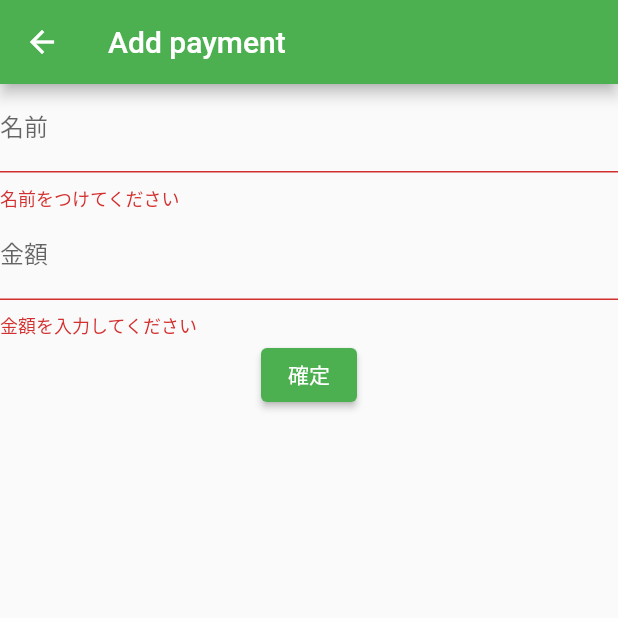
After one commit to RYO1223/warikan, a Flutter app: the AddPayment screen opened by its route, after a tap on "確定", on a phone screen of 412 x 824 dp, the top half of it. The commit adds this screen. Run offline on Flutter 3.47's test engine with Material 2 defaults, Android fonts, the phone set to English and light mode, and no system bars.

Commit message:
feat: add payment page

```diff
--- a/lib/main.dart
+++ b/lib/main.dart
@@ -1,4 +1,5 @@
 import 'package:flutter/material.dart';
+import 'package:warikan/src/features/add_payment/add_payment.dart';
 import 'package:warikan/src/features/home/home.dart';
 
 void main() {
@@ -15,7 +16,11 @@ class MyApp extends StatelessWidget {
       theme: ThemeData(
         primarySwatch: Colors.green,
       ),
-      home: const HomeScreen(title: 'HomeScreen'),
+      home: const HomeScreen(),
+      routes: {
+        '/home': (BuildContext context) => const HomeScreen(),
+        '/add_payment': (BuildContext context) => const AddPayment(),
+      },
     );
   }
 }
--- /dev/null
+++ b/lib/src/features/add_payment/add_payment.dart
@@ -0,0 +1,60 @@
+import 'package:flutter/material.dart';
+import 'package:flutter/src/foundation/key.dart';
+import 'package:flutter/src/widgets/framework.dart';
+
+class AddPayment extends StatefulWidget {
+  const AddPayment({Key? key}) : super(key: key);
+
+  @override
+  State<AddPayment> createState() => _AddPaymentState();
+}
+
+class _AddPaymentState extends State<AddPayment> {
+  final _formKey = GlobalKey<FormState>();
+
+  @override
+  Widget build(BuildContext context) {
+    return Scaffold(
+      appBar: AppBar(
+        title: const Text('Add payment'),
+      ),
+      body: Form(
+        key: _formKey,
+        child: Column(
+          children: [
+            TextFormField(
+              decoration: const InputDecoration(labelText: '名前'),
+              validator: (value) {
+                if (value == null || value.isEmpty) {
+                  return '名前をつけてください';
+                }
+                return null;
+              },
+            ),
+            TextFormField(
+              decoration: const InputDecoration(labelText: '金額'),
+              keyboardType: TextInputType.number,
+              validator: (value) {
+                if (value == null || value.isEmpty) {
+                  return '金額を入力してください';
+                }
+                if (int.tryParse(value) == null) {
+                  return '数字のみで入力してください';
+                }
+                return null;
+              },
+            ),
+            ElevatedButton(
+              onPressed: () {
+                if (_formKey.currentState!.validate()) {
+                  Navigator.of(context).pop();
+                }
+              },
+              child: const Text('確定'),
+            ),
+          ],
+        ),
+      ),
+    );
+  }
+}
--- a/lib/src/features/home/home.dart
+++ b/lib/src/features/home/home.dart
@@ -4,8 +4,7 @@ import 'package:warikan/src/shared/providers/groups.dart';
 import 'package:warikan/src/shared/views/drawer.dart';
 
 class HomeScreen extends StatefulWidget {
-  const HomeScreen({Key? key, required this.title}) : super(key: key);
-  final String title;
+  const HomeScreen({Key? key}) : super(key: key);
 
   @override
   State<HomeScreen> createState() => _HomeScreenState();
@@ -19,7 +18,7 @@ class _HomeScreenState extends State<HomeScreen> {
       length: _groupsProvider.groups.length + 1,
       child: Scaffold(
         appBar: AppBar(
-          title: Text(widget.title),
+          title: const Text('HomeScreen'),
           bottom: TabBar(
             tabs: _groupsProvider.groups
                 .map((group) => Tab(text: group.name))
@@ -35,7 +34,7 @@ class _HomeScreenState extends State<HomeScreen> {
             ..add(const Text('')),
         ),
         floatingActionButton: FloatingActionButton(
-          onPressed: () => {},
+          onPressed: () => {Navigator.of(context).pushNamed('/add_payment')},
           tooltip: 'Increment',
           child: const Icon(Icons.add),
         ),
```
